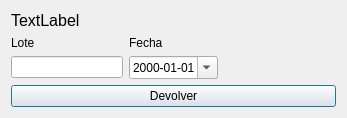
The window that dialogfecha.ui (Ladis72/tienda) describes before a commit, drawn with Qt 5.
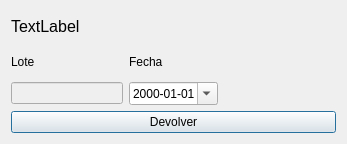
The same window after the commit.

The edit to the form file:
```diff
--- a/dialogfecha.ui
+++ b/dialogfecha.ui
@@ -7,7 +7,7 @@
     <x>0</x>
     <y>0</y>
     <width>347</width>
-    <height>117</height>
+    <height>144</height>
    </rect>
   </property>
   <property name="windowTitle">
@@ -15,7 +15,11 @@
   </property>
   <layout class="QGridLayout" name="gridLayout">
    <item row="2" column="0">
-    <widget class="QLineEdit" name="lineEdit"/>
+    <widget class="QLineEdit" name="lineEdit">
+     <property name="enabled">
+      <bool>false</bool>
+     </property>
+    </widget>
    </item>
    <item row="1" column="0">
     <widget class="QLabel" name="label_2">
```
